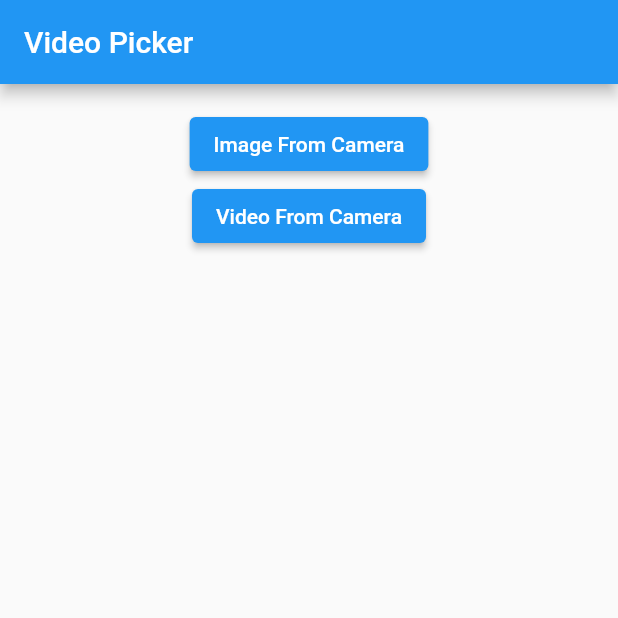
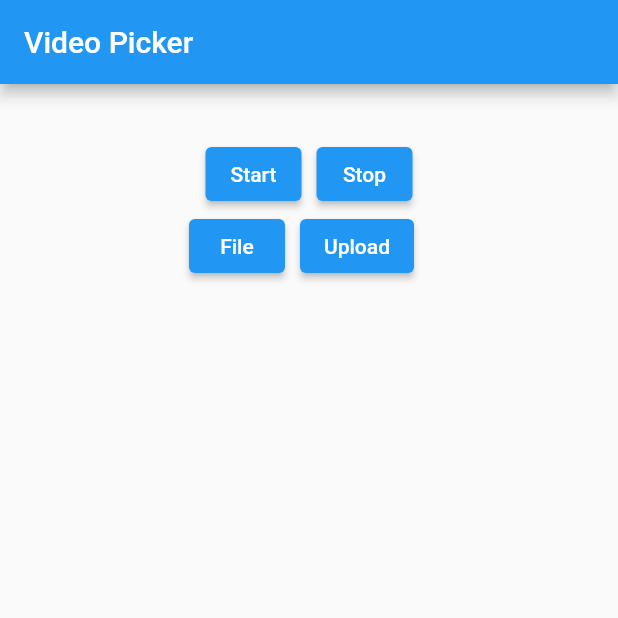
Before and after one commit to Ibrahim-K98han/flutter_camera_video_image_audio, a Flutter app: the screen it shows after launch, on a phone screen of 412 x 824 dp, the top half of it. Run offline on Flutter 3.47's test engine with Material 2 defaults, Android fonts, the phone set to English and light mode, and no system bars; our stand-ins replace file_picker, firebase_core, firebase_storage, image_picker, video_player; accounts and stored records are empty.

Commit message:
completer upload image in firebase

```diff
--- a/lib/home_page.dart
+++ b/lib/home_page.dart
@@ -1,156 +1,126 @@
+import 'dart:convert';
 import 'dart:io';
+
+import 'package:camera/firebase_api.dart';
+import 'package:file_picker/file_picker.dart';
+import 'package:firebase_storage/firebase_storage.dart';
+import 'package:flutter/cupertino.dart';
 import 'package:flutter/material.dart';
 import 'package:image_picker/image_picker.dart';
 import 'package:video_player/video_player.dart';
 
-class HomePage extends StatefulWidget {
-  const HomePage({Key? key}) : super(key: key);
+class MyHomePage extends StatefulWidget {
+  const MyHomePage({super.key});
 
   @override
-  State<HomePage> createState() => _HomePageState();
+  _MyHomePageState createState() => _MyHomePageState();
 }
 
-class _HomePageState extends State<HomePage> {
-  // String? _imagePath;
-  // ImageSource _imageSource = ImageSource.camera;
-
-  File _image;
-  late File _cameraImage;
-  late File _video;
-  late File _cameraVideo;
-
+class _MyHomePageState extends State<MyHomePage> {
+  late bool start;
+  File? _cameraVideo;
   ImagePicker picker = ImagePicker();
-
-  late final VideoPlayerController _videoPlayerController;
   late VideoPlayerController _cameraVideoPlayerController;
 
-  // This funcion will helps you to pick and Image from Gallery
-  _pickImageFromGallery() async {
-    PickedFile? pickedFile =
-    await picker.getImage(source: ImageSource.gallery, imageQuality: 50);
-
-    File image = File(pickedFile!.path);
-
-    setState(() {
-      _image = image;
+  void _pickVideoFromCamera() async {
+    PickedFile? pickedFile = await picker.getVideo(source: ImageSource.camera);
+    _cameraVideo = File(pickedFile!.path);
+    _cameraVideoPlayerController = VideoPlayerController.file(_cameraVideo!)
+      ..initialize().then((_) {
+        setState(() {});
+        _cameraVideoPlayerController.play();
       });
   }
 
-  // This funcion will helps you to pick and Image from Camera
-  _pickImageFromCamera() async {
-    PickedFile? pickedFile =
-    await picker.getImage(source: ImageSource.camera, imageQuality: 50);
-
-    File image = File(pickedFile!.path);
-
-    setState(() {
-      _cameraImage = image;
+  void _stop() async {
+    _cameraVideoPlayerController = VideoPlayerController.file(_cameraVideo!)
+      ..initialize().then((_) {
+        setState(() {});
+        _cameraVideoPlayerController.pause();
       });
   }
-
-  // This funcion will helps you to pick a Video File
-  void _pickVideo() async {
-    PickedFile? pickedFile = await picker.getVideo(source: ImageSource.gallery);
-
-    _video = File(pickedFile!.path);
-
-    _videoPlayerController = VideoPlayerController.file(_video)
-      ..initialize().then((_) {
-        setState(() {});
-        _videoPlayerController.play();
-      });
-  }
-
-  // This funcion will helps you to pick a Video File from Camera
-  _pickVideoFromCamera() async {
-    PickedFile? pickedFile = await picker.getVideo(source: ImageSource.camera);
-
-    _cameraVideo = File(pickedFile!.path);
-
-    // _cameraVideoPlayerController = VideoPlayerController.file(_cameraVideo)
-    //   ..initialize().then((_) {
-    //     setState(() {});
-    //     _cameraVideoPlayerController.play();
-    //   });
-  }
-
+  // void _pickVideoFromCameraStart() async {
+  //   _cameraVideoPlayerController = VideoPlayerController.file(_cameraVideo!)
+  //     ..initialize().then((_) {
+  //       setState(() {});
+  //       _cameraVideoPlayerController.play();
+  //     });
+  // }
+  UploadTask? task;
+  File? file;
   @override
   Widget build(BuildContext context) {
+    final fileName = file !=null? base64: 'No File';
     return Scaffold(
       appBar: AppBar(
-        title: Text("Image / Video Picker"),
+        title: Text("Video Picker"),
       ),
       body: SingleChildScrollView(
         child: Center(
           child: Container(
             padding: const EdgeInsets.all(16.0),
             child: Column(
-              children: <Widget>[
-                // if (_image != null)
-                //   Image.file(_image)
-                // else
-                  Text(
-                    "Click on Pick Image to select an Image",
-                    style: TextStyle(fontSize: 18.0),
-                  ),
-                ElevatedButton(
-                  onPressed: () {
-                    _pickImageFromGallery();
-                  },
-                  child: Text("Pick Image From Gallery"),
-                ),
-                SizedBox(
-                  height: 16.0,
-                ),
-                if (_cameraImage == null)
-                  Image.file(_cameraImage)
-                else
-                  Text(
-                    "Click on Pick Image to select an Image",
-                    style: TextStyle(fontSize: 18.0),
-                  ),
-                ElevatedButton(
-                  onPressed: () {
-                    _pickImageFromCamera();
-                  },
-                  child: Text("Pick Image From Camera"),
-                ),
-                if (_video != null)
-                  _videoPlayerController.value.isPlaying
-                      ? AspectRatio(
-                    aspectRatio: _videoPlayerController.value.aspectRatio,
-                    child: VideoPlayer(_videoPlayerController),
-                  )
-                      : Container()
-                else
-                  Text(
-                    "Click on Pick Video to select video",
-                    style: TextStyle(fontSize: 18.0),
-                  ),
-                ElevatedButton(
-                  onPressed: () {
-                    _pickVideo();
-                  },
-                  child: Text("Pick Video From Gallery"),
-                ),
+              children: [
                 if (_cameraVideo != null)
-                  _cameraVideoPlayerController.value.isPlaying
-                      ? AspectRatio(
+                  _cameraVideoPlayerController.value.isInitialized
+                      ? Container(
+                    height: 400,
+                    width: 350,
+                        child: AspectRatio(
                             aspectRatio:
                                 _cameraVideoPlayerController.value.aspectRatio,
                             child: VideoPlayer(_cameraVideoPlayerController),
+                          ),
                       )
-                      : Container()
-                else
-                  Text(
-                    "Click on Pick Video to select video",
-                    style: TextStyle(fontSize: 18.0),
-                  ),
+                      : Container(),
+                SizedBox(height: 20,),
+                Row(
+                  mainAxisAlignment: MainAxisAlignment.center,
+                  children: [
                     ElevatedButton(
                       onPressed: () {
                         _pickVideoFromCamera();
                       },
-                  child: Text("Pick Video From Camera"),
+                      child: Text("Start"),
+                    ),
+                    SizedBox(
+                      width: 10,
+                    ),
+                    ElevatedButton(
+                      onPressed: () {
+                        _stop();
+                      },
+                      child: Text("Stop"),
+                    ),
+                  ],
+                ),
+                Center(
+                  child: Row(
+                    mainAxisAlignment: MainAxisAlignment.center,
+                    children: [
+                      ElevatedButton(
+                        onPressed: selectFile,
+                        child: Text("File"),
+                      ),
+                      // Text(
+                      //   '$fileName',
+                      //   style: TextStyle(fontSize: 16),
+                      // ),
+                      SizedBox(
+                        width: 10,
+                      ),
+                      ElevatedButton(
+                        onPressed: uploadFile,
+                        child: Text("Upload"),
+                      ),
+                      SizedBox(
+                        width: 10,
+                      ),
+                      task !=null ? buildUploadStatus(task!):Container(
+
+                      ),
+                    ],
+                  ),
                 )
               ],
             ),
@@ -160,4 +130,46 @@ class _HomePageState extends State<HomePage> {
     );
   }
 
+  Future uploadFile() async{
+    if(file == null) return;
+    final fileName = base64;
+    final destinaiton = 'files/$fileName';
+    task = FirebaseApi.uploadFile(destinaiton, file!);
+    setState(() {
+
+    });
+    if(task == null)return;
+    final snapshot = await task!.whenComplete((){});
+    final urlDownload = await snapshot.ref.getDownloadURL();
+    print('Download-link $urlDownload');
+    Text(
+      '$urlDownload',
+      style: TextStyle(fontSize: 20),
+    );
   }
+
+  Future selectFile() async{
+    final result = await FilePicker.platform.pickFiles();
+    if(result == null) return;
+    final path = result.files.single.path;
+    setState(() => file = File(path!));
+  }
+
+  buildUploadStatus(UploadTask task) => StreamBuilder<TaskSnapshot>(
+    stream: task.snapshotEvents,
+    builder: (context, snapshot){
+      if(snapshot.hasData){
+        final snap = snapshot.data!;
+        final progress = snap.bytesTransferred / snap.totalBytes;
+        final percentage = (progress * 100).toStringAsFixed(2);
+        return Text(
+          '$percentage %',
+          style: TextStyle(fontSize: 20),
+        );
+      }else{
+        return Container();
+      }
+    }
+  );
+
+}
--- a/lib/main.dart
+++ b/lib/main.dart
@@ -1,17 +1,21 @@
-import 'dart:io';
+
+import 'package:firebase_core/firebase_core.dart';
 import 'package:flutter/material.dart';
-import 'package:image_picker/image_picker.dart';
-import 'package:video_player/video_player.dart';
+import 'home_page.dart';
 
-void main() => runApp(const MyApp());
+Future main() async{
+  WidgetsFlutterBinding.ensureInitialized();
+  await Firebase.initializeApp();
+  runApp( MyApp());
+}
 
 class MyApp extends StatelessWidget {
   const MyApp({super.key});
-
   @override
   Widget build(BuildContext context) {
     return MaterialApp(
       title: 'Flutter Demo',
+      debugShowCheckedModeBanner: false,
       theme: ThemeData(
         primarySwatch: Colors.blue,
       ),
@@ -19,146 +23,3 @@ class MyApp extends StatelessWidget {
     );
   }
 }
-
-class MyHomePage extends StatefulWidget {
-  const MyHomePage({super.key});
-
-  @override
-  _MyHomePageState createState() => _MyHomePageState();
-}
-
-class _MyHomePageState extends State<MyHomePage> {
-  // File? _image;
-  File? _cameraImage;
-  // File? _video;
-  File? _cameraVideo;
-
-  ImagePicker picker = ImagePicker();
-
-  //late VideoPlayerController _videoPlayerController;
-  late VideoPlayerController _cameraVideoPlayerController;
-
-  // // This funcion will helps you to pick and Image from Gallery
-  // void _pickImageFromGallery() async {
-  //   PickedFile? pickedFile =
-  //   await picker.getImage(source: ImageSource.gallery, imageQuality: 50);
-  //
-  //   File image = File(pickedFile!.path);
-  //
-  //   setState(() {
-  //     _image = image;
-  //   });
-  // }
-
-  // This funcion will helps you to pick and Image from Camera
-  void _pickImageFromCamera() async {
-    PickedFile? pickedFile =
-    await picker.getImage(source: ImageSource.camera, imageQuality: 50);
-
-    File image = File(pickedFile!.path);
-
-    setState(() {
-      _cameraImage = image;
-    });
-  }
-
-  // // This funcion will helps you to pick a Video File
-  // void _pickVideo() async {
-  //   PickedFile? pickedFile = await picker.getVideo(source: ImageSource.gallery);
-  //
-  //   _video = File(pickedFile!.path);
-  //
-  //   _videoPlayerController = VideoPlayerController.file(_video!)
-  //     ..initialize().then((_) {
-  //       setState(() {});
-  //       _videoPlayerController.play();
-  //     });
-  // }
-
-  // This funcion will helps you to pick a Video File from Camera
-  void _pickVideoFromCamera() async {
-    PickedFile? pickedFile = await picker.getVideo(source: ImageSource.camera);
-    _cameraVideo = File(pickedFile!.path);
-    _cameraVideoPlayerController = VideoPlayerController.file(_cameraVideo!)
-      ..initialize().then((_) {
-        setState(() {});
-        _cameraVideoPlayerController.play();
-      });
-  }
-
-  @override
-  Widget build(BuildContext context) {
-    return Scaffold(
-      appBar: AppBar(
-        title: Text("Video Picker"),
-      ),
-      body: SingleChildScrollView(
-        child: Center(
-          child: Container(
-            padding: const EdgeInsets.all(16.0),
-            child: Column(
-              children: <Widget>[
-                // if (_image != null)
-                //   Image.file(_image)
-                // else
-                //   Text(
-                //     "Click on Pick Image to select an Image",
-                //     style: TextStyle(fontSize: 18.0),
-                //   ),
-                // ElevatedButton(
-                //   onPressed: () {
-                //     _pickImageFromGallery();
-                //   },
-                //   child: Text("Pick Image From Gallery"),
-                // ),
-                // SizedBox(
-                //   height: 16.0,
-                // ),
-                if (_cameraImage != null)
-                  Image.file(_cameraImage!),
-                ElevatedButton(
-                  onPressed: () {
-                    _pickImageFromCamera();
-                  },
-                  child: Text("Image From Camera"),
-                ),
-                // if (_video != null)
-                //   _videoPlayerController.value.isInitialized
-                //       ? AspectRatio(
-                //     aspectRatio: _videoPlayerController.value.aspectRatio,
-                //     child: VideoPlayer(_videoPlayerController),
-                //   )
-                //       : Container()
-                // else
-                //   Text(
-                //     "Click on Pick Video to select video",
-                //     style: TextStyle(fontSize: 18.0),
-                //   ),
-                // ElevatedButton(
-                //   onPressed: () {
-                //     _pickVideo();
-                //   },
-                //   child: Text("Pick Video From Gallery"),
-                // ),
-                if (_cameraVideo != null)
-                  _cameraVideoPlayerController.value.isInitialized
-                      ? AspectRatio(
-                    aspectRatio:
-                    _cameraVideoPlayerController.value.aspectRatio,
-                    child: VideoPlayer(_cameraVideoPlayerController),
-                  )
-                      : Container(),
-                ElevatedButton(
-                  onPressed: () {
-                    _pickVideoFromCamera();
-                  },
-                  child: Text("Video From Camera"),
-                )
-              ],
-            ),
-          ),
-        ),
-      ),
-    );
-  }
-}
```
Also changed, not shown: lib/firebase_api.dart (added, +24 -0 lines), pubspec.yaml (+5 -4 lines), pubspec.lock, 4 other files. Lines whose indentation alone changed are shown as unchanged.
